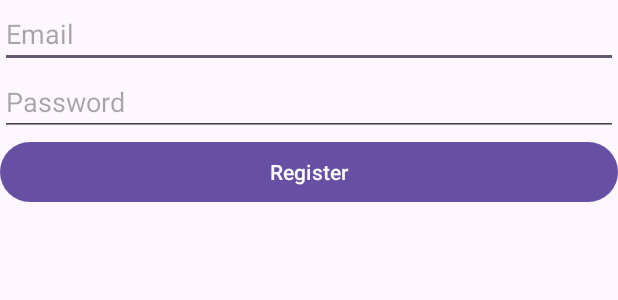
After one commit to carlosaoribeiro/ProjectReelCine, an Android app: the layout activity_cadastro.xml on its own in the app's theme, with its tools: preview values and no code run, on a phone screen of 412 x 824 dp. The commit adds this screen. Shown: the top 300 px of the screen. Run offline under Robolectric (Android 15) with nearby library versions, the phone set to English and light mode, and no system bars.

Commit message:
Ajuste na MainActivity.kt

```diff
--- a/app/src/main/java/com/carlosribeiro/reelcineproject/MainActivity.kt
+++ b/app/src/main/java/com/carlosribeiro/reelcineproject/ui/MainActivity.kt
@@ -1,16 +1,17 @@
-package com.carlosribeiro.reelcineproject
+package com.carlosribeiro.reelcineproject.ui
 
 import android.os.Bundle
 import androidx.activity.enableEdgeToEdge
 import androidx.appcompat.app.AppCompatActivity
 import androidx.core.view.ViewCompat
 import androidx.core.view.WindowInsetsCompat
+import com.carlosribeiro.reelcineproject.R
 
 class MainActivity : AppCompatActivity() {
     override fun onCreate(savedInstanceState: Bundle?) {
         super.onCreate(savedInstanceState)
         enableEdgeToEdge()
-        setContentView(R.layout.activity_main)
+        setContentView(R.layout.activity_main2)
         ViewCompat.setOnApplyWindowInsetsListener(findViewById(R.id.main)) { v, insets ->
             val systemBars = insets.getInsets(WindowInsetsCompat.Type.systemBars())
             v.setPadding(systemBars.left, systemBars.top, systemBars.right, systemBars.bottom)
--- /dev/null
+++ b/app/src/main/res/layout/activity_cadastro.xml
@@ -0,0 +1,28 @@
+<?xml version="1.0" encoding="utf-8"?>
+<RelativeLayout xmlns:android="http://schemas.android.com/apk/res/android"
+    android:layout_width="match_parent"
+    android:layout_height="match_parent">
+
+    <!-- Adicione os elementos da sua tela de cadastro aqui -->
+    <EditText
+        android:id="@+id/emailEditText"
+        android:layout_width="match_parent"
+        android:layout_height="wrap_content"
+        android:hint="Email"
+        android:inputType="textEmailAddress"/>
+
+    <EditText
+        android:id="@+id/passwordEditText"
+        android:layout_width="match_parent"
+        android:layout_height="wrap_content"
+        android:layout_below="@id/emailEditText"
+        android:hint="Password"
+        android:inputType="textPassword"/>
+
+    <Button
+        android:id="@+id/registerButton"
+        android:layout_width="match_parent"
+        android:layout_height="wrap_content"
+        android:text="Register"
+        android:layout_below="@id/passwordEditText"/>
+</RelativeLayout>
```
Also changed, not shown: app/src/main/AndroidManifest.xml (+5 -4 lines), app/src/main/java/com/carlosribeiro/reelcineproject/ui/CadastroActivity.kt (+9 -1 lines), app/src/main/java/com/carlosribeiro/reelcineproject/ui/FeedActivity.kt (+9 -1 lines), app/src/main/java/com/carlosribeiro/reelcineproject/ui/LoginActivity.kt (+11 -2 lines), app/src/main/res/layout/activity_feed.xml (added, +11 -0 lines), app/src/main/res/layout/activity_login.xml (added, +28 -0 lines), app/src/main/res/layout/activity_main.xml (+7 -12 lines), app/src/main/res/layout/activity_main2.xml (added, +10 -0 lines).
